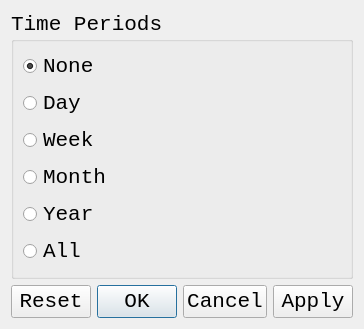
Above: periodsdialogbox.ui from UniversalKraftr/HuTemp before the change. Below: the same form after it.
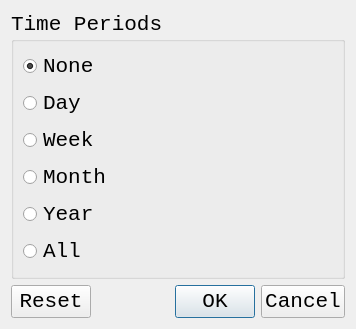
That is the form after the change.

The edit to the form file:
```diff
--- a/periodsdialogbox.ui
+++ b/periodsdialogbox.ui
@@ -131,7 +131,7 @@
       </sizepolicy>
      </property>
      <property name="standardButtons">
-      <set>QDialogButtonBox::Apply|QDialogButtonBox::Cancel|QDialogButtonBox::Ok|QDialogButtonBox::Reset</set>
+      <set>QDialogButtonBox::Cancel|QDialogButtonBox::Ok|QDialogButtonBox::Reset</set>
      </property>
     </widget>
    </item>
```
